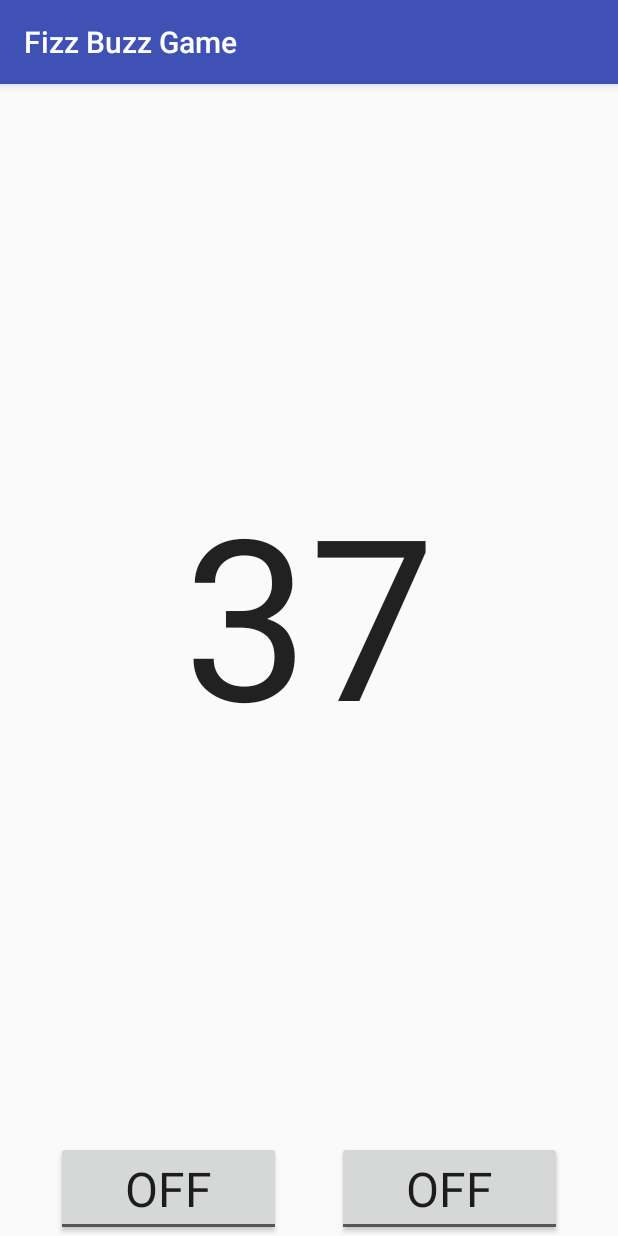
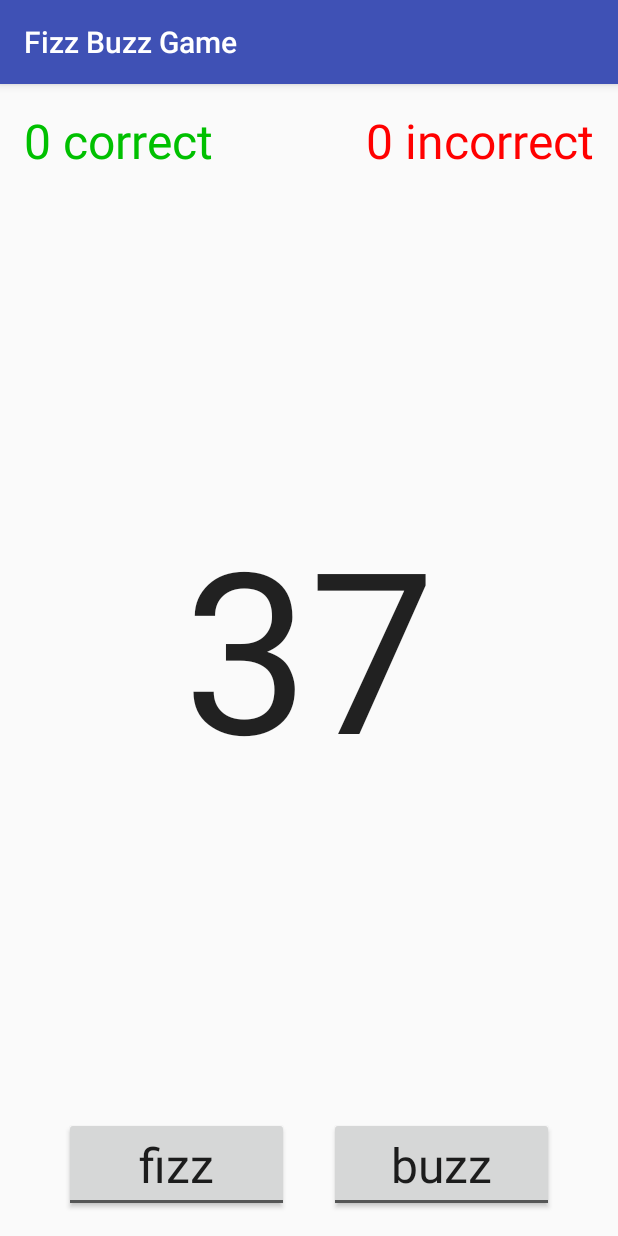
Before and after one commit to Dinarabanal/FizzBuzzGame, an Android app: the screen it shows after launch (MainActivity), on a phone screen of 412 x 824 dp. Run offline under Robolectric (Android 15) with nearby library versions, the phone set to English and light mode, and no system bars.

Commit message:
first run

```diff
--- a/app/src/main/java/edu/com/deepdive/fizzbuzzgame/MainActivity.java
+++ b/app/src/main/java/edu/com/deepdive/fizzbuzzgame/MainActivity.java
@@ -3,6 +3,7 @@ package edu.com.deepdive.fizzbuzzgame;
 import android.support.v7.app.AppCompatActivity;
 import android.os.Bundle;
 import android.widget.TextView;
+import android.widget.ToggleButton;
 import java.util.Random;
 import java.util.Timer;
 import java.util.TimerTask;
@@ -15,36 +16,60 @@ public class MainActivity extends AppCompatActivity {
   private int value;
   private int correct;
   private int incorrect;
-
+  private ToggleButton fizzToggle;
+  private ToggleButton buzzToggle;
+  private TextView correctTally;
+  private TextView incorrectTally;
 
 
   @Override
   protected void onCreate(Bundle savedInstanceState) {
     super.onCreate(savedInstanceState);
     setContentView(R.layout.activity_main);
-    valueDisplay = findViewById(R.id.vaule_display);
+    valueDisplay = findViewById(R.id.value_display);
+    fizzToggle = findViewById(R.id.fizz_toggle);
+    buzzToggle = findViewById(R.id.buzz_toggle);
+    correctTally = findViewById(R.id.correct_tally);
+    incorrectTally = findViewById(R.id.incorrect_tally);
     rng = new Random();
   }
 
   @Override
   protected void onStart() {
     super.onStart();
-    timer = new Timer ();
-    timer.scheduleAtFixedRate(new UpdateTask(),  1000,  3000);
+    timer = new Timer();
+    timer.scheduleAtFixedRate(new UpdateTask(), 1000, 3000);
   }
 
   @Override
   protected void onStop() {
     super.onStop();
-    timer.cancel ();
+    timer.cancel();
     timer = null;
     super.onStop();
 
   }
 
   private void refresh() {
+    if (value != 0) {
+      if (
+          ((value % 3 == 0) == fizzToggle.isChecked())
+              && ((value % 5 == 0) == buzzToggle.isChecked())
+      ) {
+        correct++;
+      } else {
+        incorrect++;
+      }
+
+    }
+
+    correctTally.setText(getString(R.string.correct_tally_format, correct));
+    incorrectTally.setText(getString(R.string.incorrect_tally_format, incorrect));
+
     value = rng.nextInt(100) + 1;
-    valueDisplay.setText(Integer.toString(value));
+    valueDisplay.setText("" + value);
+    fizzToggle.setChecked(false);
+    buzzToggle.setChecked(false);
   }
 
   private class UpdateTask extends TimerTask {
--- a/app/src/main/res/layout/activity_main.xml
+++ b/app/src/main/res/layout/activity_main.xml
@@ -6,21 +6,42 @@
   xmlns:tools="http://schemas.android.com/tools"
   android:layout_width="match_parent"
   android:layout_height="match_parent"
+  android:padding="@dimen/layout_padding"
+
   tools:context=".MainActivity">
 
+<TextView
+  android:id="@+id/correct_tally"
+  android:layout_width="wrap_content"
+  android:layout_height="wrap_content"
+  style="@style/CorrectTally"
+  app:layout_constraintTop_toTopOf="parent"
+  app:layout_constraintLeft_toLeftOf="parent"/>
+
   <TextView
-    android:id="@+id/vaule_display"
+    android:id="@+id/incorrect_tally"
+    android:layout_width="wrap_content"
+    android:layout_height="wrap_content"
+    style="@style/IncorrectTally"
+    app:layout_constraintTop_toTopOf="parent"
+    app:layout_constraintRight_toRightOf="parent"/>
+
+
+  <TextView
+    android:id="@+id/value_display"
     android:layout_width="wrap_content"
     android:layout_height="wrap_content"
     style = "@style/ValueDisplay"
     app:layout_constraintBottom_toTopOf="@+id/fizz_toggle"
     app:layout_constraintLeft_toLeftOf="parent"
     app:layout_constraintRight_toRightOf="parent"
-    app:layout_constraintTop_toTopOf="parent"/>
+    app:layout_constraintTop_toBottomOf="@id/correct_tally"/>
 
   <ToggleButton
     android:id="@+id/fizz_toggle"
     android:layout_height="wrap_content"
+    android:textOff="@string/fizz_off"
+    android:textOn="@string/fizz_on"
     style="@style/FizzBuzzToggle"
     app:layout_constraintLeft_toLeftOf="parent"
     app:layout_constraintBottom_toBottomOf="parent"
@@ -29,6 +50,8 @@
   <ToggleButton
     android:id="@+id/buzz_toggle"
     android:layout_height="wrap_content"
+    android:textOff="@string/buzz_off"
+    android:textOn="@string/buzz_on"
     style="@style/FizzBuzzToggle"
     app:layout_constraintLeft_toRightOf="@id/fizz_toggle"
     app:layout_constraintRight_toRightOf="parent"
--- /dev/null
+++ b/app/src/main/res/values/dimens.xml
@@ -0,0 +1,4 @@
+<?xml version="1.0" encoding="utf-8"?>
+<resources>
+  <dimen name="layout_padding">16dp</dimen>
+</resources>
--- a/app/src/main/res/values/strings.xml
+++ b/app/src/main/res/values/strings.xml
@@ -1,3 +1,9 @@
 <resources>
   <string name="app_name">Fizz Buzz Game</string>
+  <string name="fizz_off">fizz</string>
+  <string name="fizz_on">FIZZ!</string>
+  <string name="buzz_off">buzz</string>
+  <string name="buzz_on">BUZZ!</string>
+  <string name="correct_tally_format">%d correct</string>
+  <string name="incorrect_tally_format">%d incorrect</string>
 </resources>
--- a/app/src/main/res/values/styles.xml
+++ b/app/src/main/res/values/styles.xml
@@ -12,10 +12,21 @@
 
   </style>
 
+<style name="Tally" parent="AppTheme">
+  <item name="android:textSize">32sp</item>
+</style>
   <style name="FizzBuzzToggle" parent="AppTheme">
   <item name="android:textSize">32sp</item>
     <item name="android:layout_width">150dp</item>
 
 </style>
+  <style name="CorrectTally" parent="Tally">
+    <item name="android:textColor">#00c000</item>
+
+  </style>
+  <style name="IncorrectTally" parent="Tally">
+  <item name="android:textColor">#ff0000</item>
+
+  </style>
 
 </resources>
```
